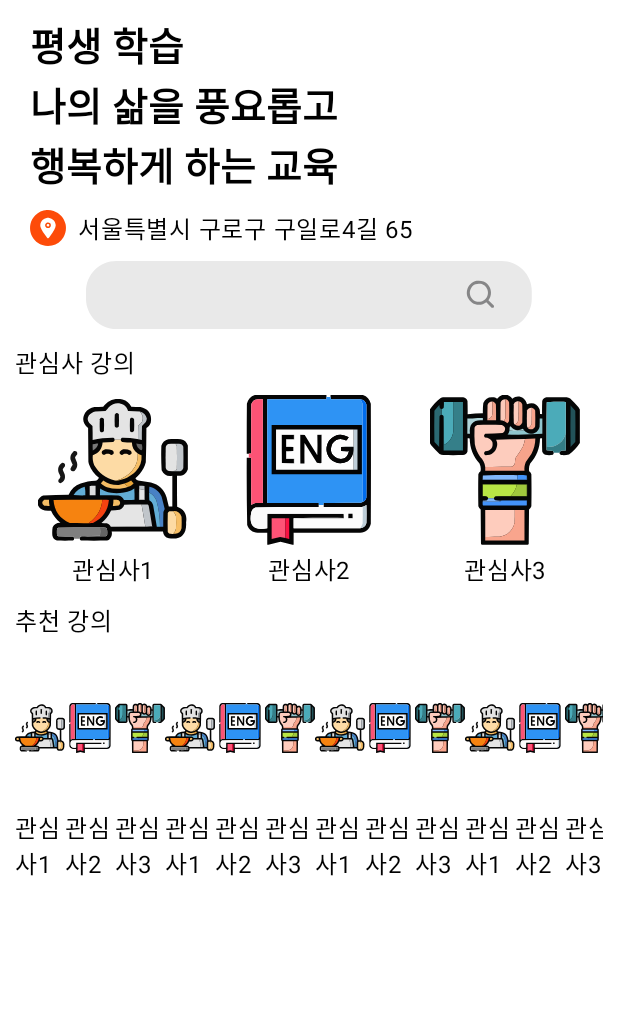
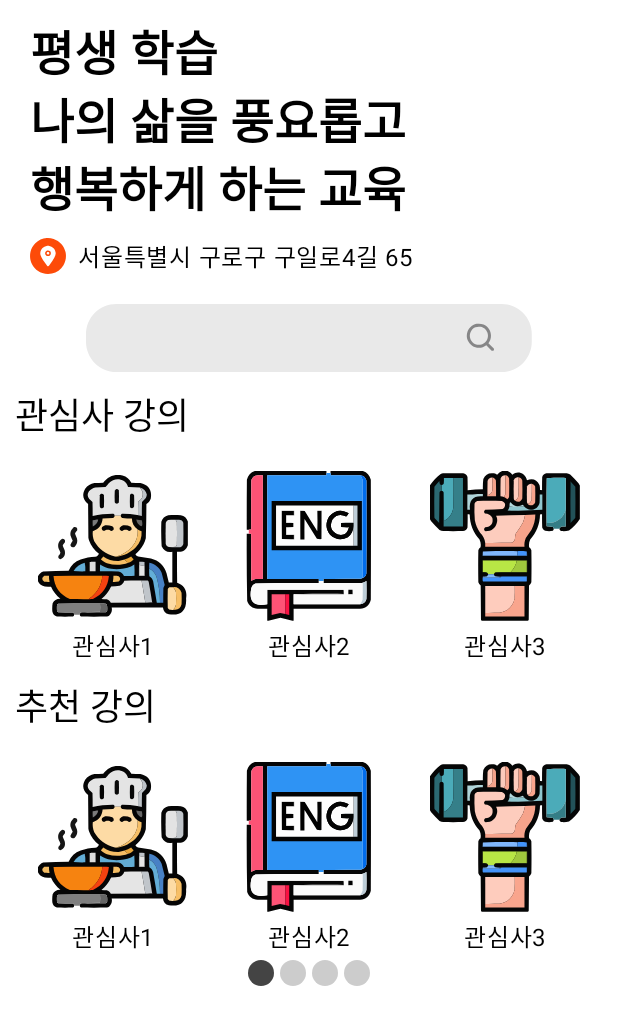
Before and after one commit to YONGHUN0317/LifeLongLearning, an Android app built with Jetpack Compose: the @Preview function SplashLocationPreView, on a phone screen of 412 x 824 dp. Shown: the top 1025 px of the screen. Run offline under Robolectric (Android 15) with nearby library versions, the phone set to English and light mode, and no system bars.

Commit message:
SplashLocationScreen.kt 마커 업데이트

```diff
--- a/presentatiion/build.gradle
+++ b/presentatiion/build.gradle
@@ -68,7 +68,7 @@ dependencies {
     implementation project(':data')
     implementation project(':domain')
     implementation 'androidx.core:core-ktx:1.10.1'
-    implementation 'io.github.shashank02051997:FancyToast:2.0.1'
+    implementation 'io.github.muddz:styleabletoast:2.4.0'
     implementation 'androidx.lifecycle:lifecycle-runtime-ktx:2.6.1'
     implementation 'androidx.activity:activity-compose:1.7.2'
     implementation 'androidx.appcompat:appcompat:1.6.1'
--- a/presentatiion/src/main/java/com/src/presentation/views/main/MainView.kt
+++ b/presentatiion/src/main/java/com/src/presentation/views/main/MainView.kt
@@ -2,30 +2,34 @@ package com.src.presentation.views.main
 
 import androidx.compose.foundation.ExperimentalFoundationApi
 import androidx.compose.foundation.Image
+import androidx.compose.foundation.background
 import androidx.compose.foundation.layout.Arrangement
 import androidx.compose.foundation.layout.Box
 import androidx.compose.foundation.layout.Column
 import androidx.compose.foundation.layout.Row
 import androidx.compose.foundation.layout.fillMaxSize
 import androidx.compose.foundation.layout.fillMaxWidth
+import androidx.compose.foundation.layout.height
 import androidx.compose.foundation.layout.padding
 import androidx.compose.foundation.layout.size
 import androidx.compose.foundation.pager.HorizontalPager
-import androidx.compose.foundation.pager.PageSize
 import androidx.compose.foundation.pager.rememberPagerState
+import androidx.compose.foundation.shape.CircleShape
 import androidx.compose.material3.MaterialTheme
 import androidx.compose.material3.Text
 import androidx.compose.runtime.Composable
 import androidx.compose.ui.Alignment
 import androidx.compose.ui.Modifier
+import androidx.compose.ui.draw.clip
+import androidx.compose.ui.graphics.Color
 import androidx.compose.ui.res.painterResource
+import androidx.compose.ui.text.TextStyle
 import androidx.compose.ui.text.font.FontWeight
 import androidx.compose.ui.tooling.preview.Preview
 import androidx.compose.ui.unit.dp
 import androidx.compose.ui.unit.sp
 import com.src.presentatiion.R
 import com.src.presentation.ui.theme.LifeLongLearningTheme
-import kotlin.math.absoluteValue
 
 
 @OptIn(ExperimentalFoundationApi::class)
@@ -37,15 +41,15 @@ fun MainView() {
             .fillMaxSize()
             .padding(start = 10.dp, end = 10.dp)
     ) {
-        Column() {
+        Column {
             Text(
                 text = "평생 학습\n" +
                         "나의 삶을 풍요롭고\n" +
                         "행복하게 하는 교육",
                 style = MaterialTheme.typography.titleLarge.copy(
-                    fontSize = 26.sp,
+                    fontSize = 32.sp,
                     fontWeight = FontWeight.Bold,
-                    lineHeight = 40.sp
+                    lineHeight = 45.sp
                 ),
                 modifier = Modifier
                     .padding(top = 10.dp, start = 10.dp)
@@ -70,16 +74,18 @@ fun MainView() {
                 contentDescription = "main_search_bar",
                 modifier = Modifier
                     .fillMaxWidth()
-                    .padding(start = 16.dp, end = 16.dp, top = 10.dp)
+                    .padding(start = 10.dp, end = 10.dp, top = 20.dp)
             )
             Text(
                 text = "관심사 강의",
-                modifier = Modifier.padding(top = 10.dp)
+                modifier = Modifier.padding(top = 10.dp),
+                style = TextStyle(fontSize = 24.sp)
+
             )
             Row(
                 modifier = Modifier
                     .fillMaxWidth()
-                    .padding(top = 10.dp),
+                    .padding(top = 20.dp),
                 horizontalArrangement = Arrangement.SpaceBetween
             ) {
                 Column(
@@ -136,19 +142,21 @@ fun MainView() {
             }
             Text(
                 text = "추천 강의",
-                modifier = Modifier.padding(top = 10.dp)
+                modifier = Modifier.padding(top = 10.dp),
+                style = TextStyle(fontSize = 24.sp)
             )
+
+            val pageCount = 4
             val pagerState = rememberPagerState(pageCount = {
-                4
+                pageCount
             })
             HorizontalPager(
-                state = pagerState,
-                pageSize = PageSize.Fixed(100.dp)
+                state = pagerState
             ) { page ->
                 Row(
                     modifier = Modifier
                         .fillMaxWidth()
-                        .padding(top = 10.dp),
+                        .padding(top = 20.dp),
                     horizontalArrangement = Arrangement.SpaceBetween
                 ) {
                     Column(
@@ -167,7 +175,6 @@ fun MainView() {
                         )
                     }
 
-                    // 관심사2에 대한 Image와 설명
                     Column(
                         horizontalAlignment = Alignment.CenterHorizontally,
                         modifier = Modifier.weight(1f) // Row의 가로 길이를 1/3 가져간다
@@ -185,7 +192,6 @@ fun MainView() {
                         )
                     }
 
-                    // 관심사3에 대한 Image와 설명
                     Column(
                         horizontalAlignment = Alignment.CenterHorizontally,
                         modifier = Modifier.weight(1f) // Row의 가로 길이를 1/3 가져간다
@@ -204,10 +210,28 @@ fun MainView() {
                     }
                 }
             }
+            Row(
+                Modifier
+                    .height(50.dp)
+                    .fillMaxWidth(),
+                horizontalArrangement = Arrangement.Center
+            ) {
+                repeat(pageCount) { iteration ->
+                    val color =
+                        if (pagerState.currentPage == iteration) Color.DarkGray else Color.LightGray
+                    Box(
+                        modifier = Modifier
+                            .padding(top = 4.dp , end = 2.dp, start = 2.dp)
+                            .clip(CircleShape)
+                            .background(color)
+                            .size(17.dp)
+
+                    )
+                }
+            }
         }
     }
 }
-
 
 @Preview(showBackground = true)
 @Composable
--- a/presentatiion/src/main/java/com/src/presentation/views/splash_interest/SplashInterest.kt
+++ b/presentatiion/src/main/java/com/src/presentation/views/splash_interest/SplashInterest.kt
@@ -1,6 +1,5 @@
 package com.src.presentation.views.splash_interest
 
-import android.widget.Toast
 import androidx.compose.foundation.Image
 import androidx.compose.foundation.interaction.MutableInteractionSource
 import androidx.compose.foundation.interaction.collectIsPressedAsState
@@ -35,13 +34,13 @@ import androidx.compose.ui.tooling.preview.Preview
 import androidx.compose.ui.unit.dp
 import androidx.compose.ui.unit.sp
 import androidx.navigation.NavController
-import com.shashank.sony.fancytoastlib.FancyToast
 import com.src.presentatiion.R
 import com.src.presentation.ui.theme.LifeLongLearningTheme
 import com.src.presentation.ui.theme.OrangeButton
 import com.src.presentation.ui.theme.OrangeButtonPressed
 import com.src.presentation.ui.theme.Selected
 import com.src.presentation.ui.theme.UnSelected
+import io.github.muddz.styleabletoast.StyleableToast
 import kotlinx.coroutines.launch
 
 @Composable
@@ -124,7 +123,7 @@ fun SplashInterestView(navController: NavController? = null) {
             onClick = {
                 if (selectedInterestCount.intValue < 2) {
                     scope.launch {
-                        FancyToast.makeText(context,"관심사 두개를 선택해주세요",FancyToast.LENGTH_SHORT,FancyToast.ERROR,false).show()
+                        StyleableToast.makeText(context, "관심사 두개를 골라주세요.", R.style.error).show()
                     }
                 } else {
                     navController?.navigate("main")
--- a/presentatiion/src/main/res/values/colors.xml
+++ b/presentatiion/src/main/res/values/colors.xml
@@ -7,4 +7,7 @@
     <color name="teal_700">#FF018786</color>
     <color name="black">#FF000000</color>
     <color name="white">#FFFFFFFF</color>
+    <color name="red">#FF0000</color>
+    <color name="yellow">#EED202</color>
+
 </resources>
```
Also changed, not shown: presentatiion/src/main/java/com/src/presentation/MainActivity.kt (+1 -7 lines), presentatiion/src/main/java/com/src/presentation/views/splash_first/SplashFirstScreen.kt (+2 -8 lines), presentatiion/src/main/java/com/src/presentation/views/splash_location/SplashLocationScreen.kt (+22 -1 lines), presentatiion/src/main/res/values/themes.xml (+24 -0 lines).
